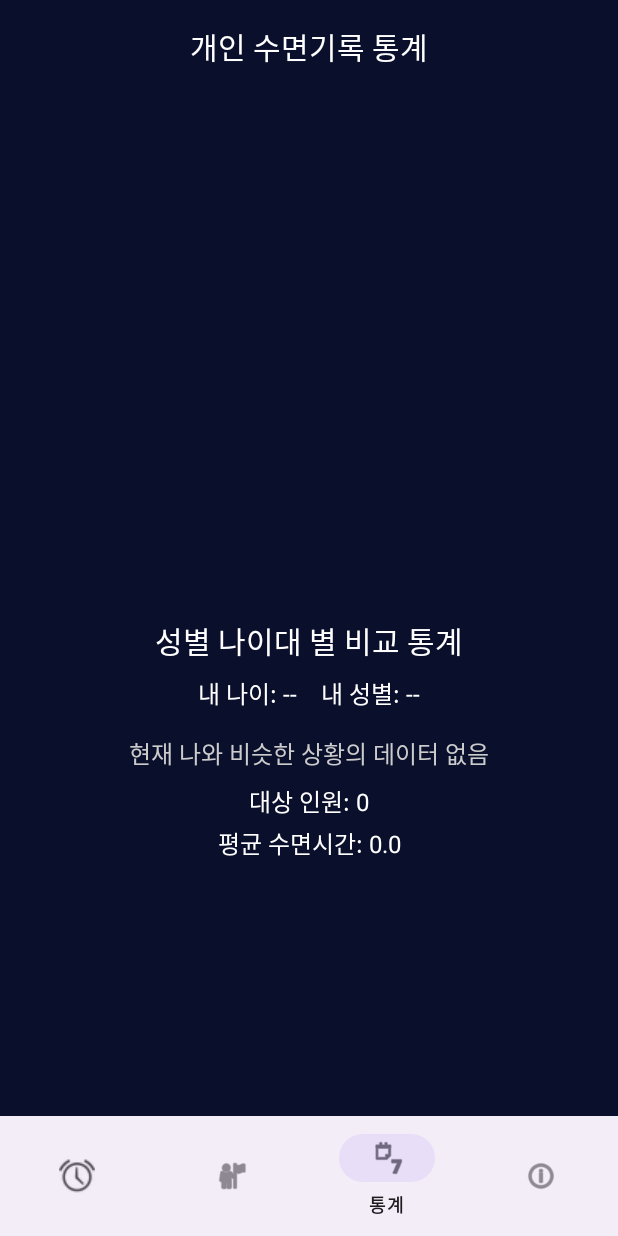
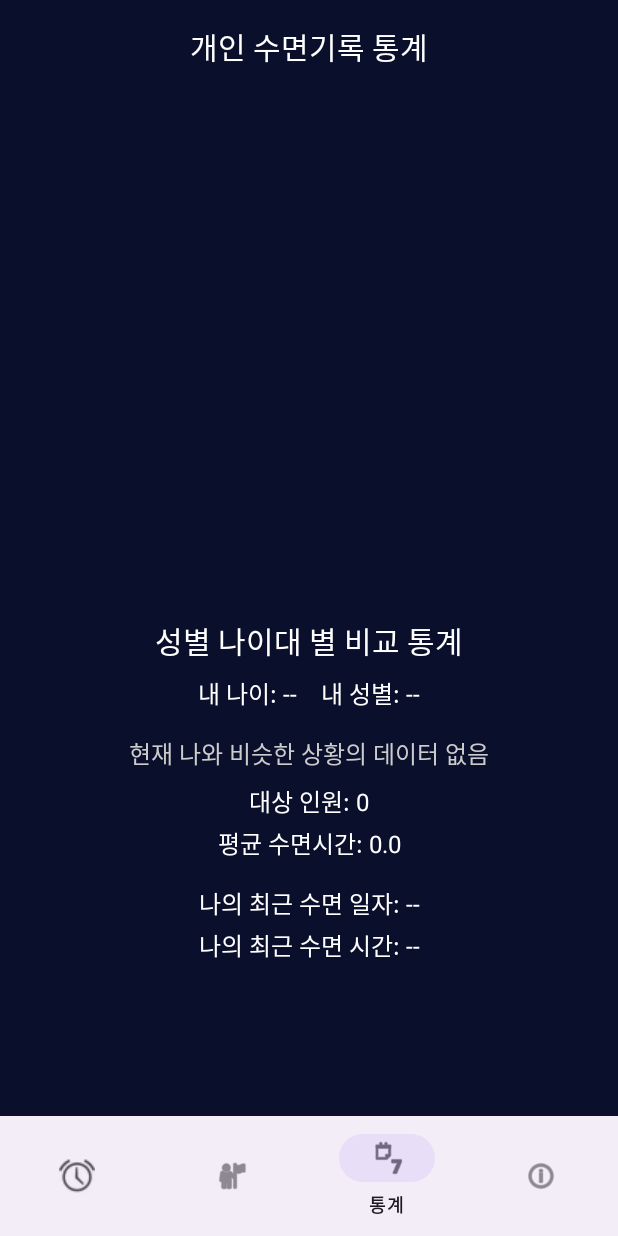
Before and after one commit to kkym7569/MovbileTeamProj, an Android app: the StatsFragment screen opened through its navigation route, on a phone screen of 412 x 824 dp. Run offline under Robolectric (Android 15) with nearby library versions, the phone set to English and light mode, and no system bars; our stand-ins replace Firebase (no records; nobody signed in at launch, a user with empty details on screens opened directly), navigation-ui; libraries missing offline, so code that uses them is left out: ai.asleep.asleepsdk; 1 statement that could not run was skipped.

Commit message:
전체 데이터 합산 통계 2차 완성

```diff
--- a/app/src/main/res/layout/fragment_stats.xml
+++ b/app/src/main/res/layout/fragment_stats.xml
@@ -95,6 +95,36 @@
             android:gravity="center_horizontal"
             android:layout_marginTop="4dp"/>
 
+        <TextView
+            android:id="@+id/tvRecentDate"
+            android:layout_width="match_parent"
+            android:layout_height="wrap_content"
+            android:text="나의 최근 수면 일자: --"
+            android:textSize="16sp"
+            android:textColor="#FFFFFF"
+            android:gravity="center_horizontal"
+            android:layout_marginTop="16dp"/>
+
+        <TextView
+            android:id="@+id/tvRecentDuration"
+            android:layout_width="match_parent"
+            android:layout_height="wrap_content"
+            android:text="나의 최근 수면 시간: --"
+            android:textSize="16sp"
+            android:textColor="#FFFFFF"
+            android:gravity="center_horizontal"
+            android:layout_marginTop="4dp"/>
+
+        <TextView
+            android:id="@+id/tvComparisonRemark"
+            android:layout_width="match_parent"
+            android:layout_height="wrap_content"
+            android:text=""
+            android:textSize="20sp"
+            android:textColor="#FFFFFF"
+            android:gravity="center_horizontal"
+            android:layout_marginTop="4dp"/>
+
     </LinearLayout>
 
 </LinearLayout>
```
Also changed, not shown: app/src/main/java/kr/ac/jbnu/jun/mobileprojectgit/ui/AlarmFragment.kt (+41 -5 lines), app/src/main/java/kr/ac/jbnu/jun/mobileprojectgit/ui/AlarmRingActivity.kt (+24 -4 lines), app/src/main/java/kr/ac/jbnu/jun/mobileprojectgit/ui/StatsFragment.kt (+71 -5 lines).
